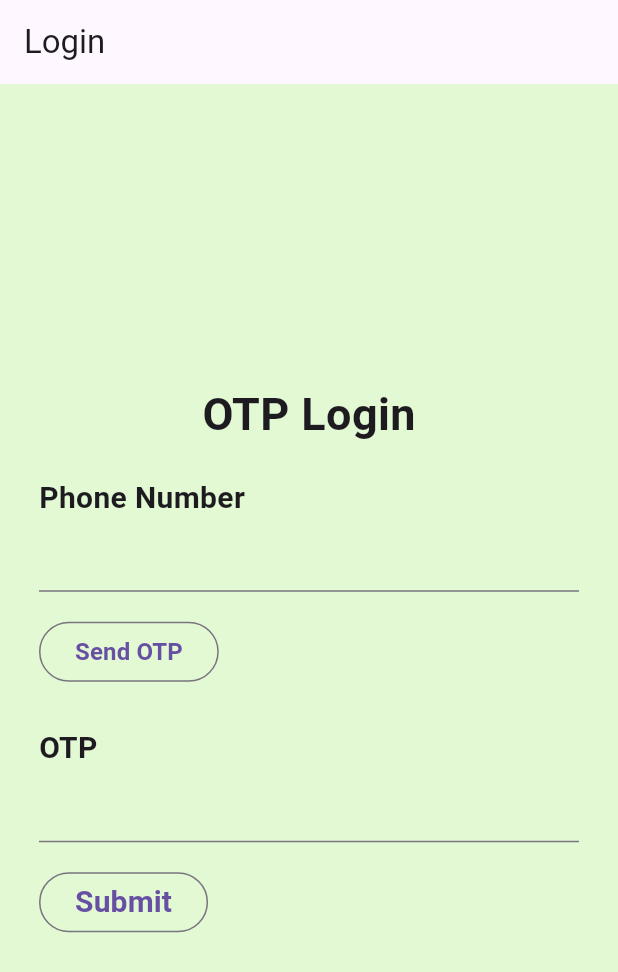
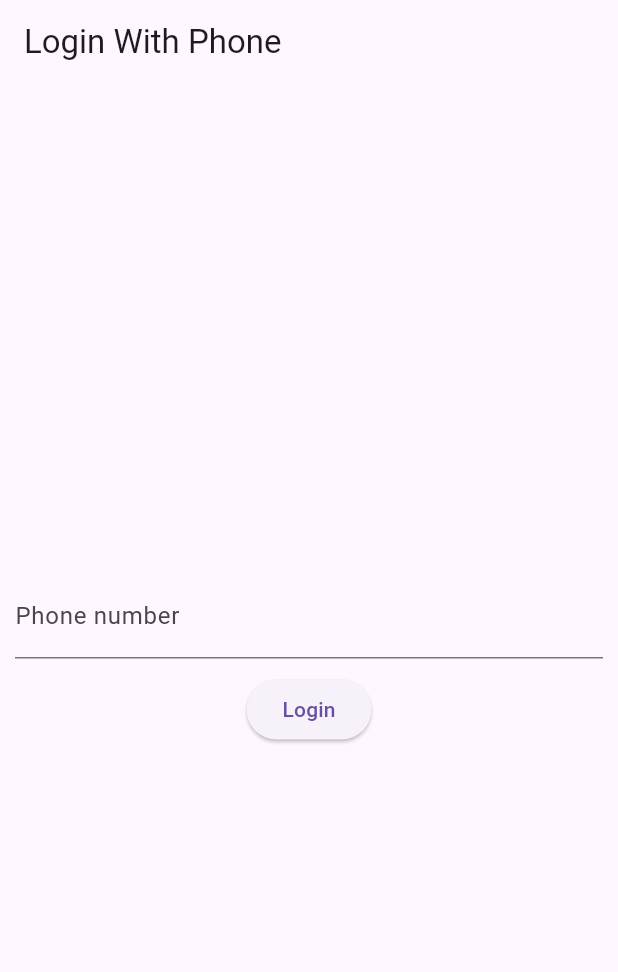
Before and after one commit to Magesh-Doodleblue/Live-Chat-Project-Firebase, a Flutter app: the screen it shows after launch, on a phone screen of 412 x 824 dp. Shown: the top 972 px of the screen. Run offline on Flutter 3.47's test engine with Material 2 defaults, Android fonts, the phone set to English and light mode, and no system bars; our stand-ins replace firebase_auth, firebase_core, fluttertoast; accounts and stored records are empty.

Commit message:
Successful otp login

```diff
--- a/lib/presentation/screens/login_screen.dart
+++ b/lib/presentation/screens/login_screen.dart
@@ -1,160 +1,102 @@
-// ignore_for_file: use_build_context_synchronously
+// ignore_for_file: library_private_types_in_public_api
 
+import 'package:firebase_auth/firebase_auth.dart';
 import 'package:flutter/material.dart';
-import 'package:firebase_auth/firebase_auth.dart';
+import 'package:fluttertoast/fluttertoast.dart';
 
 class Login extends StatefulWidget {
-  const Login({super.key});
+  const Login({Key? key}) : super(key: key);
 
   @override
-  State<Login> createState() => _LoginState();
+  _LoginState createState() => _LoginState();
 }
 
-String verificationIdReceived = "";
-late final bool _loading;
-final FirebaseAuth auth = FirebaseAuth.instance;
+class _LoginState extends State<Login> {
+  TextEditingController phoneController = TextEditingController();
+  TextEditingController otpController = TextEditingController();
 
-class _LoginState extends State<Login> {
-  final TextEditingController _phoneNumberController = TextEditingController();
-  final TextEditingController _smsController = TextEditingController();
+  FirebaseAuth auth = FirebaseAuth.instance;
 
-  // Future<void> _sendCodeToPhoneNumber() async {
-  //   setState(() {
-  //     _loading = true;
-  //   });
-  //   try {
-  //     await FirebaseAuth.instance.verifyPhoneNumber(
-  //       phoneNumber: _phoneNumberController.text,
-  //       verificationCompleted: (PhoneAuthCredential credential) async {
-  //         await FirebaseAuth.instance.signInWithCredential(credential);
-  //         setState(() {
-  //           _loading = false;
-  //         });
-  //       },
-  //       verificationFailed: (FirebaseAuthException e) {
-  //         setState(() {
-  //           _loading = false;
-  //         });
-  //         if (e.code == 'invalid-phone-number') {
-  //         } else {}
-  //       },
-  //       codeSent: (String verificationId, int? resendToken) {
-  //         setState(() {
-  //           _loading = false;
-  //           _verificationId = verificationId;
-  //         });
-  //       },
-  //       codeAutoRetrievalTimeout: (String verificationId) {
-  //         setState(() {
-  //           _loading = false;
-  //           _verificationId = verificationId;
-  //         });
-  //       },
-  //     );
-  //   } catch (e) {
-  //     setState(() {
-  //       _loading = false;
-  //     });
-  //   }
-  // }
+  bool otpVisibility = false;
 
-  // Future<void> _signInWithPhoneNumber() async {
-  //   setState(() {
-  //     _loading = true;
-  //   });
-  //   try {
-  //     final PhoneAuthCredential credential = PhoneAuthProvider.credential(
-  //       verificationId: _verificationId!,
-  //       smsCode: _smsController.text,
-  //     );
-  //     await FirebaseAuth.instance.signInWithCredential(credential);
-  //     setState(() {
-  //       _loading = false;
-  //     });
-  //   } catch (e) {
-  //     setState(() {
-  //       _loading = false;
-  //     });
-  //   }
-  // }
+  String verificationID = "";
 
   @override
   Widget build(BuildContext context) {
     return Scaffold(
-      appBar: AppBar(title: const Text("Login")),
-      backgroundColor: const Color.fromARGB(235, 224, 249, 208),
-      body: Padding(
-        padding: const EdgeInsets.all(26.0),
+      appBar: AppBar(
+        title: const Text("Login With Phone"),
+      ),
+      body: Container(
+        margin: const EdgeInsets.all(10),
         child: Column(
           mainAxisAlignment: MainAxisAlignment.center,
-          crossAxisAlignment: CrossAxisAlignment.start,
           children: [
-            const Center(
-                child: Text(
-              "OTP Login",
-              style: TextStyle(fontSize: 30, fontWeight: FontWeight.bold),
-            )),
-            const SizedBox(
-              height: 20,
-            ),
-            const Text(
-              'Phone Number',
-              style: TextStyle(fontSize: 20, fontWeight: FontWeight.bold),
-            ),
-            TextFormField(
-              controller: _phoneNumberController,
+            TextField(
+              controller: phoneController,
+              decoration: const InputDecoration(labelText: "Phone number"),
               keyboardType: TextInputType.phone,
             ),
-            const SizedBox(height: 16.0),
-            OutlinedButton(
-              child: const Text(
-                'Send OTP',
-                style: TextStyle(fontSize: 16, fontWeight: FontWeight.bold),
+            Visibility(
+              visible: otpVisibility,
+              child: TextField(
+                controller: otpController,
+                decoration: const InputDecoration(),
+                keyboardType: TextInputType.number,
               ),
-              onPressed: () {
-                verifyPhoneNumber();
-                // _sendCodeToPhoneNumber();
-              },
             ),
-            const SizedBox(height: 26.0),
-            const Text(
-              'OTP',
-              style: TextStyle(fontSize: 20, fontWeight: FontWeight.bold),
+            const SizedBox(
+              height: 10,
             ),
-            TextFormField(
-              controller: _smsController,
-              keyboardType: TextInputType.number,
-            ),
-            const SizedBox(height: 16.0),
-            OutlinedButton(
-              child: const Text(
-                'Submit',
-                style: TextStyle(fontSize: 20, fontWeight: FontWeight.bold),
-              ),
-              onPressed: () {
-                // _signInWithPhoneNumber();
-              },
-            ),
+            ElevatedButton(
+                onPressed: () {
+                  if (otpVisibility) {
+                    verifyOTP();
+                  } else {
+                    loginWithPhone();
+                  }
+                },
+                child: Text(otpVisibility ? "Verify" : "Login")),
           ],
         ),
       ),
     );
   }
 
-  verifyPhoneNumber() {
+  void loginWithPhone() async {
     auth.verifyPhoneNumber(
-        phoneNumber: _phoneNumberController.text,
-        verificationCompleted: ((PhoneAuthCredential credential) {
-          auth
-              .signInWithCredential(credential)
-              .then((value) => {print("Logged successfully")});
-        }),
-        verificationFailed: (FirebaseAuthException exception) {
-          print(exception.message);
-        },
-        codeSent: (String verificationId, int? forceResendingToken) {
-          verificationIdReceived = verificationId;
-        },
-        codeAutoRetrievalTimeout: (String verificationId) {});
+      phoneNumber: phoneController.text,
+      verificationCompleted: (PhoneAuthCredential credential) async {
+        await auth.signInWithCredential(credential).then((value) {
+          print("You are logged in successfully");
+        });
+      },
+      verificationFailed: (FirebaseAuthException e) {
+        print(e.message);
+      },
+      codeSent: (String verificationId, int? resendToken) {
+        otpVisibility = true;
+        verificationID = verificationId;
+        setState(() {});
+      },
+      codeAutoRetrievalTimeout: (String verificationId) {},
+    );
+  }
+
+  void verifyOTP() async {
+    PhoneAuthCredential credential = PhoneAuthProvider.credential(
+        verificationId: verificationID, smsCode: otpController.text);
+
+    await auth.signInWithCredential(credential).then((value) {
+      print("You are logged in successfully");
+      Fluttertoast.showToast(
+          msg: "You are logged in successfully",
+          toastLength: Toast.LENGTH_SHORT,
+          gravity: ToastGravity.BOTTOM,
+          timeInSecForIosWeb: 1,
+          backgroundColor: Colors.grey,
+          textColor: Colors.white,
+          fontSize: 16.0);
+    });
   }
 }
--- a/pubspec.yaml
+++ b/pubspec.yaml
@@ -38,6 +38,7 @@
   firebase_auth: ^4.2.9
   firebase_core: ^2.7.0
   cloud_firestore: ^4.4.3
+  fluttertoast: ^8.2.1
 
 dev_dependencies:
   flutter_test:
```
Also changed, not shown: pubspec.lock.
